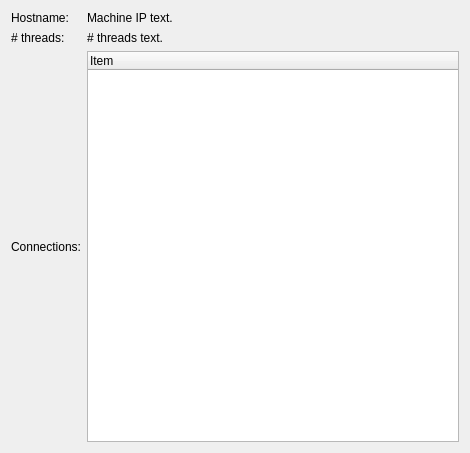
Old version of the form ui/NetworkDialog.ui in the repository juj/kNet.
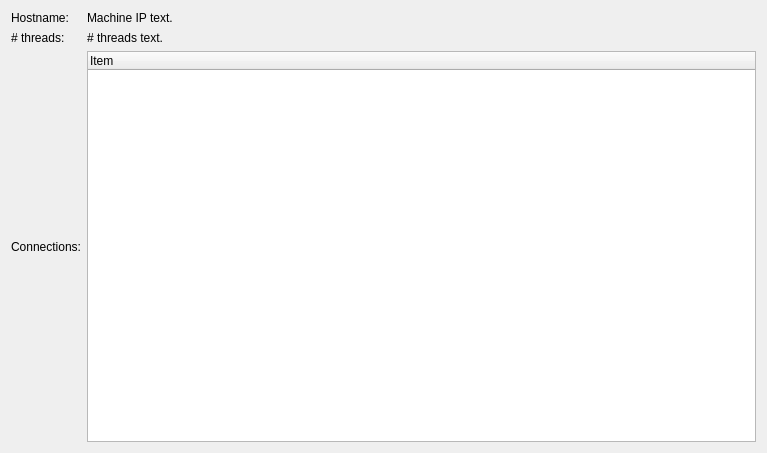
New version of the form.

The edit to the form file:
```diff
--- a/ui/NetworkDialog.ui
+++ b/ui/NetworkDialog.ui
@@ -6,7 +6,7 @@
    <rect>
     <x>0</x>
     <y>0</y>
-    <width>470</width>
+    <width>767</width>
     <height>453</height>
    </rect>
   </property>
```
